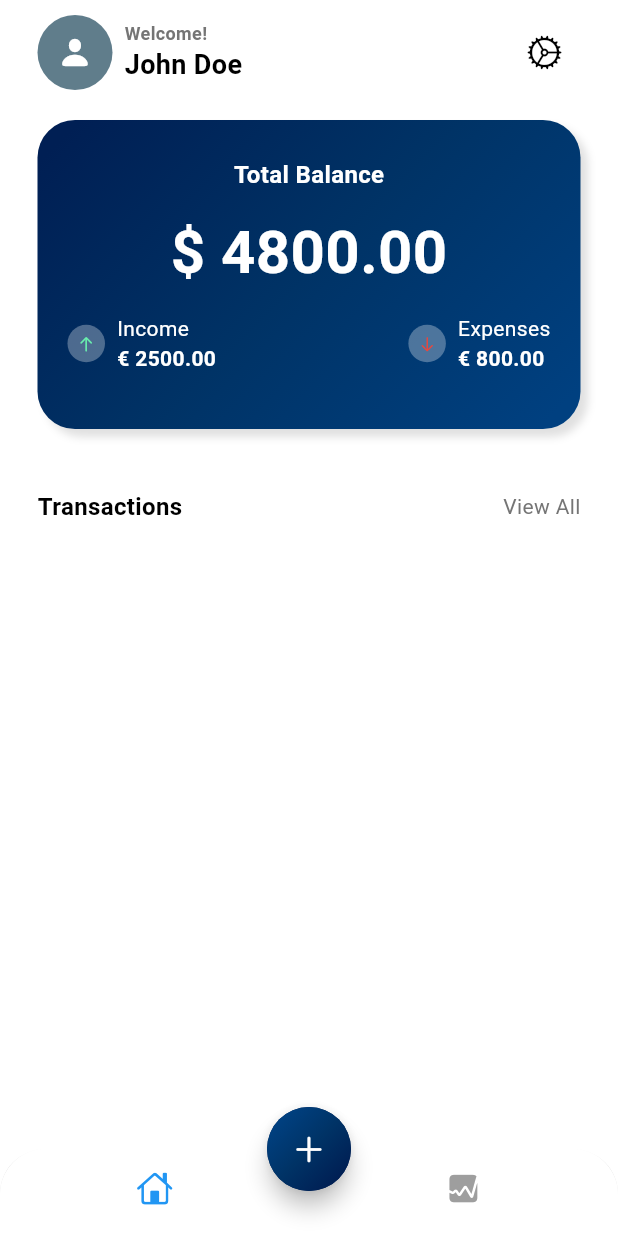
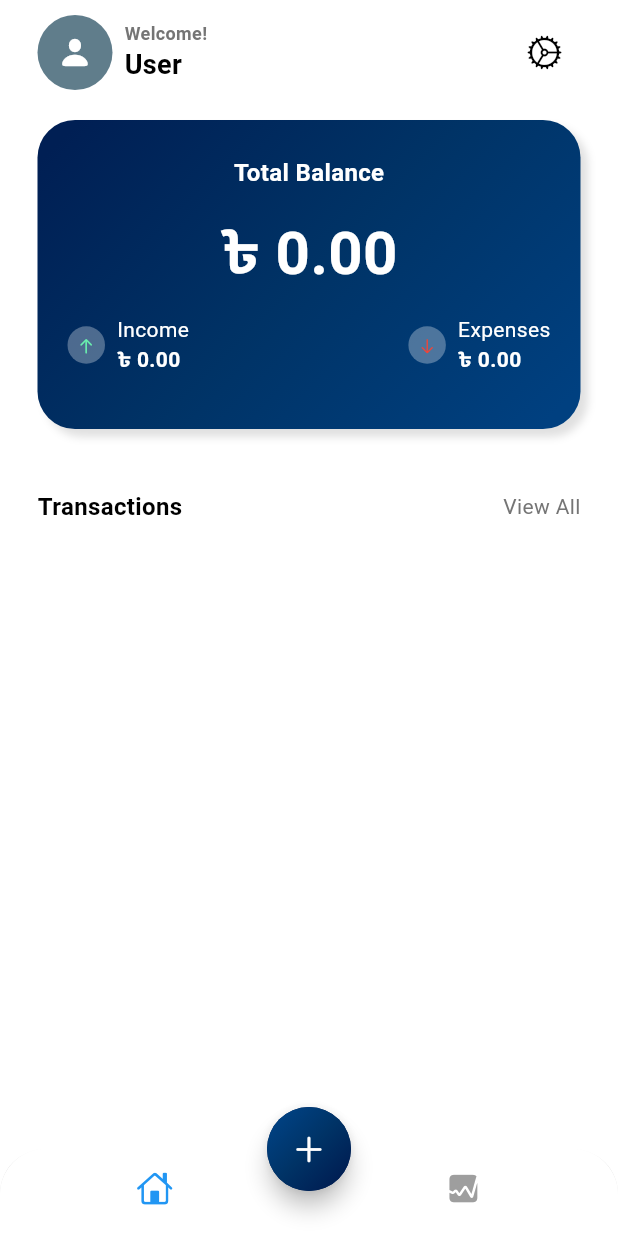
Before and after one commit to Renabid/expense-tracker, a Flutter app: the screen it shows after launch, on a phone screen of 412 x 824 dp. Run offline on Flutter 3.47's test engine with Material 3 defaults, Android fonts, the phone set to English and light mode, and no system bars; our stand-ins replace bloc, cloud_firestore, equatable, firebase_core, fl_chart, flutter_bloc and 2 more; accounts and stored records are empty.

Commit message:
Update main_screen.dart

```diff
--- a/lib/screens/home/views/main_screen.dart
+++ b/lib/screens/home/views/main_screen.dart
@@ -5,11 +5,69 @@ import 'package:flutter/cupertino.dart';
 import 'package:flutter/material.dart';
 import 'package:intl/intl.dart';
 
-class MainScreen extends StatelessWidget {
+class MainScreen extends StatefulWidget {
   final List<Expense> expenses;
   final void Function(ThemeMode) onThemeChanged;
 
   const MainScreen(this.expenses, {required this.onThemeChanged, super.key});
+
+  @override
+  State<MainScreen> createState() => _MainScreenState();
+}
+
+class _MainScreenState extends State<MainScreen> {
+  num totalBalance = 00;
+  num totalIncome = 00;
+  num totalExpenses = 00;  // Added variable for expenses
+
+  final TextEditingController _balanceController = TextEditingController();
+  final TextEditingController _incomeController = TextEditingController();
+  final TextEditingController _expensesController = TextEditingController();  // Controller for expenses
+
+  void _showInputDialog(String title, TextEditingController controller, Function(num) onSave) {
+    controller.text = controller.text.isNotEmpty ? controller.text : '0';
+    showDialog(
+      context: context,
+      builder: (context) {
+        return AlertDialog(
+          backgroundColor: Colors.grey[200],
+          title: Text(title),
+          content: TextField(
+            controller: controller,
+            keyboardType: TextInputType.number,
+            decoration: InputDecoration(
+              filled: true,
+              fillColor: Colors.grey[200],
+              border: OutlineInputBorder(),
+            ),
+          ),
+          actions: [
+            TextButton(
+              onPressed: () => Navigator.pop(context),
+              child: const Text(
+                'Cancel',
+                style: TextStyle(color: Colors.black),
+              ),
+            ),
+            ElevatedButton(
+              style: ElevatedButton.styleFrom(
+                backgroundColor: Colors.black,
+              ),
+              onPressed: () {
+                final value = num.tryParse(controller.text) ?? 0;
+                onSave(value);
+                Navigator.pop(context);
+              },
+              child: const Text(
+                'Save',
+                style: TextStyle(color: Colors.white),
+              ),
+            ),
+          ],
+        );
+      },
+    );
+  }
 
   @override
   Widget build(BuildContext context) {
@@ -20,6 +78,7 @@ class MainScreen extends StatelessWidget {
         padding: const EdgeInsets.symmetric(horizontal: 25.0, vertical: 10),
         child: Column(
           children: [
+            // Profile Row
             Row(
               mainAxisAlignment: MainAxisAlignment.spaceBetween,
               children: [
@@ -55,7 +114,7 @@ class MainScreen extends StatelessWidget {
                           ),
                         ),
                         Text(
-                          "John Doe",
+                          "User",
                           style: TextStyle(
                             fontSize: 18,
                             fontWeight: FontWeight.bold,
@@ -75,7 +134,7 @@ class MainScreen extends StatelessWidget {
                       ),
                     );
                     if (selectedThemeMode != null) {
-                      onThemeChanged(selectedThemeMode);
+                      widget.onThemeChanged(selectedThemeMode);
                     }
                   },
                   icon: Icon(
@@ -109,8 +168,8 @@ class MainScreen extends StatelessWidget {
               ),
               child: Column(
                 mainAxisAlignment: MainAxisAlignment.center,
-                children: const [
-                  Text(
+                children: [
+                  const Text(
                     'Total Balance',
                     style: TextStyle(
                       fontSize: 16,
@@ -118,23 +177,37 @@ class MainScreen extends StatelessWidget {
                       fontWeight: FontWeight.w600,
                     ),
                   ),
-                  SizedBox(height: 12),
-                  Text(
-                    '\$ 4800.00',
-                    style: TextStyle(
+                  const SizedBox(height: 12),
+                  GestureDetector(
+                    onTap: () => _showInputDialog(
+                      'Update Total Balance',
+                      _balanceController,
+                          (value) => setState(() => totalBalance = value),
+                    ),
+                    child: Text(
+                      '৳ $totalBalance.00',
+                      style: const TextStyle(
                         fontSize: 40,
                         color: Colors.white,
                         fontWeight: FontWeight.bold,
                       ),
                     ),
+                  ),
                   Padding(
-                    padding: EdgeInsets.symmetric(vertical: 12, horizontal: 20),
+                    padding: const EdgeInsets.symmetric(vertical: 12, horizontal: 20),
                     child: Row(
                       mainAxisAlignment: MainAxisAlignment.spaceBetween,
                       children: [
-                        Row(
+                        // Income with GestureDetector
+                        GestureDetector(
+                          onTap: () => _showInputDialog(
+                            'Update Income',
+                            _incomeController,
+                                (value) => setState(() => totalIncome = value),
+                          ),
+                          child: Row(
                             children: [
-                            CircleAvatar(
+                              const CircleAvatar(
                                 radius: 12.5,
                                 backgroundColor: Colors.white30,
                                 child: Icon(
@@ -143,11 +216,11 @@ class MainScreen extends StatelessWidget {
                                   color: Colors.greenAccent,
                                 ),
                               ),
-                            SizedBox(width: 8),
+                              const SizedBox(width: 8),
                               Column(
                                 crossAxisAlignment: CrossAxisAlignment.start,
                                 children: [
-                                Text(
+                                  const Text(
                                     'Income',
                                     style: TextStyle(
                                       fontSize: 14,
@@ -156,8 +229,8 @@ class MainScreen extends StatelessWidget {
                                     ),
                                   ),
                                   Text(
-                                  '€ 2500.00',
-                                  style: TextStyle(
+                                    '৳ $totalIncome.00',
+                                    style: const TextStyle(
                                       fontSize: 14,
                                       color: Colors.white,
                                       fontWeight: FontWeight.w600,
@@ -167,9 +240,18 @@ class MainScreen extends StatelessWidget {
                               ),
                             ],
                           ),
-                        Row(
+                        ),
+
+                        // Expenses with GestureDetector and editable
+                        GestureDetector(
+                          onTap: () => _showInputDialog(
+                            'Update Expenses',
+                            _expensesController,
+                                (value) => setState(() => totalExpenses = value),
+                          ),
+                          child: Row(
                             children: [
-                            CircleAvatar(
+                              const CircleAvatar(
                                 radius: 12.5,
                                 backgroundColor: Colors.white30,
                                 child: Icon(
@@ -178,11 +260,11 @@ class MainScreen extends StatelessWidget {
                                   color: Colors.red,
                                 ),
                               ),
-                            SizedBox(width: 8),
+                              const SizedBox(width: 8),
                               Column(
                                 crossAxisAlignment: CrossAxisAlignment.start,
                                 children: [
-                                Text(
+                                  const Text(
                                     'Expenses',
                                     style: TextStyle(
                                       fontSize: 14,
@@ -191,8 +273,8 @@ class MainScreen extends StatelessWidget {
                                     ),
                                   ),
                                   Text(
-                                  '€ 800.00',
-                                  style: TextStyle(
+                                    '৳ $totalExpenses.00',
+                                    style: const TextStyle(
                                       fontSize: 14,
                                       color: Colors.white,
                                       fontWeight: FontWeight.w600,
@@ -201,6 +283,7 @@ class MainScreen extends StatelessWidget {
                                 ],
                               ),
                             ],
+                          ),
                         ),
                       ],
                     ),
@@ -236,20 +319,20 @@ class MainScreen extends StatelessWidget {
             const SizedBox(height: 20),
             Expanded(
               child: ListView.builder(
-                itemCount: expenses.length,
+                itemCount: widget.expenses.length,
                 itemBuilder: (context, i) {
-                  final expense = expenses[i];
+                  final expense = widget.expenses[i];
                   return Padding(
                     padding: const EdgeInsets.only(bottom: 16.0),
                     child: Container(
                       decoration: BoxDecoration(
                         color: Theme.of(context).brightness == Brightness.dark
                             ? Colors.grey[900]
-                            : Colors.white,
+                            : Colors.grey.shade200,
                         borderRadius: BorderRadius.circular(12),
                         boxShadow: [
                           BoxShadow(
-                            color: Colors.grey.shade200,
+                            color: Colors.grey.shade400,
                             blurRadius: 4,
                             offset: const Offset(2, 2),
                           ),
@@ -276,7 +359,7 @@ class MainScreen extends StatelessWidget {
                                     Image.asset(
                                       'assets/${expense.category.icon}.png',
                                       scale: 2,
-                                      color: Colors.white,
+                                      color: Colors.grey.shade200,
                                     ),
                                   ],
                                 ),
@@ -295,7 +378,7 @@ class MainScreen extends StatelessWidget {
                               crossAxisAlignment: CrossAxisAlignment.end,
                               children: [
                                 Text(
-                                  "\$${expense.amount}.00",
+                                  "৳${expense.amount}.00",
                                   style: TextStyle(
                                     fontSize: 14,
                                     color: colorScheme.onBackground,
```
Lines whose indentation alone changed are shown as unchanged.
